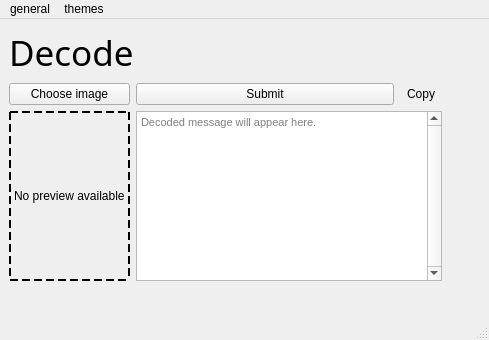
This is image_secrets/gui/static/qt_designer/main.ui in lgtm-migrator/imagesecrets as Qt 5 draws it before an edit. The edited form follows.
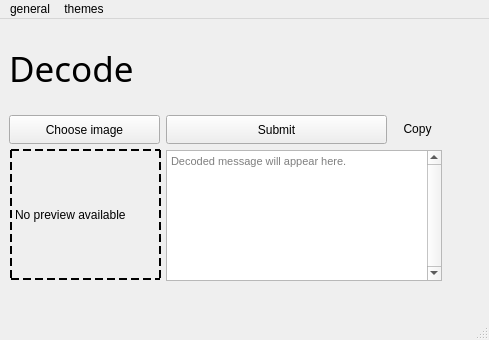
This is the edited form. The open tabs and pages were chosen to show the change. Icons and pictures are not drawn.

Commit message: Finalize the core GUI functionality

The edit to the form file:
```diff
--- a/image_secrets/gui/static/qt_designer/main.ui
+++ b/image_secrets/gui/static/qt_designer/main.ui
@@ -219,9 +219,15 @@
      </widget>
     </widget>
     <widget class="QWidget" name="decode">
-     <layout class="QGridLayout" name="gridLayout_3">
-      <item row="0" column="0" colspan="3">
        <widget class="QLabel" name="decode_main_lbl">
+      <property name="geometry">
+       <rect>
+        <x>9</x>
+        <y>9</y>
+        <width>431</width>
+        <height>81</height>
+       </rect>
+      </property>
         <property name="font">
          <font>
           <family>Reem Kufi</family>
@@ -232,21 +238,42 @@
          <string>Decode</string>
         </property>
        </widget>
-      </item>
-      <item row="1" column="0">
-       <widget class="QPushButton" name="decode_image_btn">
+     <widget class="QPlainTextEdit" name="decode_plain_text_edit">
+      <property name="geometry">
+       <rect>
+        <x>166</x>
+        <y>131</y>
+        <width>276</width>
+        <height>131</height>
+       </rect>
+      </property>
         <property name="font">
          <font>
-          <pointsize>9</pointsize>
-         </font>
-        </property>
-        <property name="text">
-         <string>Choose image</string>
-        </property>
-       </widget>
-      </item>
-      <item row="1" column="1">
+        <pointsize>8</pointsize>
+       </font>
+      </property>
+      <property name="verticalScrollBarPolicy">
+       <enum>Qt::ScrollBarAlwaysOn</enum>
+      </property>
+      <property name="horizontalScrollBarPolicy">
+       <enum>Qt::ScrollBarAlwaysOff</enum>
+      </property>
+      <property name="readOnly">
+       <bool>true</bool>
+      </property>
+      <property name="placeholderText">
+       <string>Decoded message will appear here.</string>
+      </property>
+     </widget>
        <widget class="QPushButton" name="decode_submit_btn">
+      <property name="geometry">
+       <rect>
+        <x>166</x>
+        <y>96</y>
+        <width>221</width>
+        <height>29</height>
+       </rect>
+      </property>
         <property name="font">
          <font>
           <pointsize>9</pointsize>
@@ -256,9 +283,33 @@
          <string>Submit</string>
         </property>
        </widget>
-      </item>
-      <item row="1" column="2">
+     <widget class="QPushButton" name="decode_image_btn">
+      <property name="geometry">
+       <rect>
+        <x>9</x>
+        <y>96</y>
+        <width>151</width>
+        <height>29</height>
+       </rect>
+      </property>
+      <property name="font">
+       <font>
+        <pointsize>9</pointsize>
+       </font>
+      </property>
+      <property name="text">
+       <string>Choose image</string>
+      </property>
+     </widget>
        <widget class="QToolButton" name="decode_copy_tool_btn">
+      <property name="geometry">
+       <rect>
+        <x>393</x>
+        <y>97</y>
+        <width>49</width>
+        <height>26</height>
+       </rect>
+      </property>
         <property name="font">
          <font>
           <pointsize>9</pointsize>
@@ -274,11 +325,17 @@
          <bool>true</bool>
         </property>
        </widget>
-      </item>
-      <item row="2" column="0">
        <widget class="QLabel" name="decode_pixmap_lbl">
+      <property name="geometry">
+       <rect>
+        <x>10</x>
+        <y>130</y>
+        <width>151</width>
+        <height>131</height>
+       </rect>
+      </property>
         <property name="sizePolicy">
-         <sizepolicy hsizetype="Fixed" vsizetype="Minimum">
+       <sizepolicy hsizetype="Fixed" vsizetype="Fixed">
           <horstretch>0</horstretch>
           <verstretch>0</verstretch>
          </sizepolicy>
@@ -299,29 +356,6 @@
          <bool>true</bool>
         </property>
        </widget>
-      </item>
-      <item row="2" column="1" colspan="2">
-       <widget class="QPlainTextEdit" name="decode_plain_text_edit">
-        <property name="font">
-         <font>
-          <pointsize>8</pointsize>
-         </font>
-        </property>
-        <property name="verticalScrollBarPolicy">
-         <enum>Qt::ScrollBarAlwaysOn</enum>
-        </property>
-        <property name="horizontalScrollBarPolicy">
-         <enum>Qt::ScrollBarAlwaysOff</enum>
-        </property>
-        <property name="readOnly">
-         <bool>true</bool>
-        </property>
-        <property name="placeholderText">
-         <string>Decoded message will appear here.</string>
-        </property>
-       </widget>
-      </item>
-     </layout>
     </widget>
    </widget>
   </widget>
```
Left out of the diff: 7 changed lines with no effect on the pictures. Lines whose indentation alone changed are shown as unchanged. The commit also changes 3 other files.
